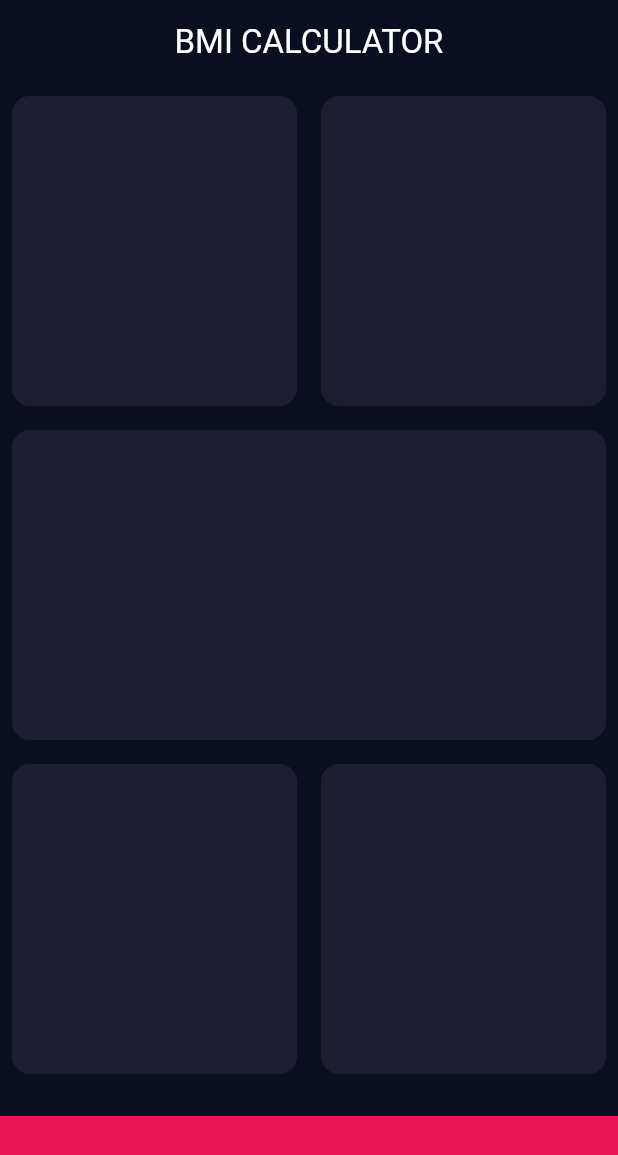
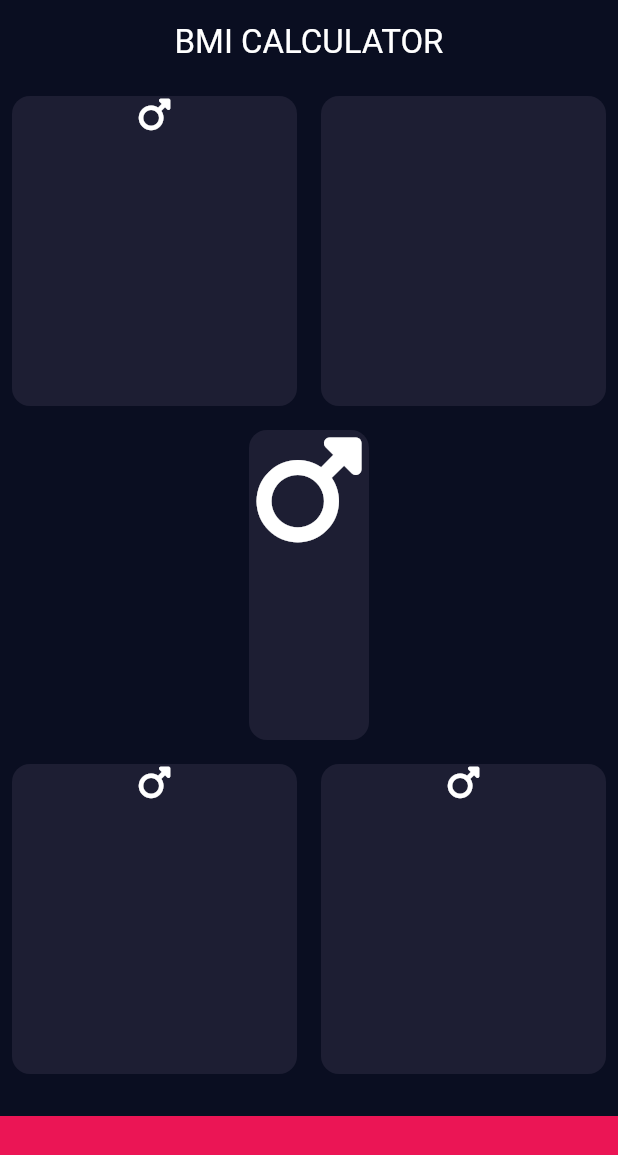
Before and after one commit to sergeyruppel/bmi_calculator_app, a Flutter app: the screen it shows after launch, on a phone screen of 412 x 824 dp. Shown: the top 1155 px of the screen. Run offline on Flutter 3.47's test engine with Material 3 defaults, Android fonts, the phone set to English and light mode, and no system bars; our stand-ins replace font_awesome_flutter.

Commit message:
Card widget customize

```diff
--- a/lib/input_page.dart
+++ b/lib/input_page.dart
@@ -1,4 +1,5 @@
 import 'package:flutter/material.dart';
+import 'package:font_awesome_flutter/font_awesome_flutter.dart';
 
 const Color cardColor = Color(0xFF1D1E33);
 
@@ -22,25 +23,56 @@ class InputPageState extends State<InputPage> {
             child: Row(
               children: [
                 Expanded(
-                  child: Card(color: cardColor),
+                  child: Card(
+                    color: cardColor,
+                    cardChild: Column(
+                      children: [
+                        Icon(FontAwesomeIcons.mars),
+                      ],
+                    ),
+                  ),
                 ),
                 Expanded(
-                  child: Card(color: Color(0xFF1D1E33)),
+                  child: Card(
+                    color: cardColor,
+                    cardChild: Column(),
+                  ),
                 )
               ],
             ),
           ),
           Expanded(
-            child: Card(color: Color(0xFF1D1E33)),
+            child: Card(
+              color: cardColor,
+              cardChild: Column(
+                children: [
+                  Icon(FontAwesomeIcons.mars, size: 80.0),
+                ],
+              ),
+            ),
           ),
           Expanded(
             child: Row(
               children: [
                 Expanded(
-                  child: Card(color: Color(0xFF1D1E33)),
+                  child: Card(
+                    color: cardColor,
+                    cardChild: Column(
+                      children: [
+                        Icon(FontAwesomeIcons.mars),
+                      ],
+                    ),
+                  ),
                 ),
                 Expanded(
-                  child: Card(color: Color(0xFF1D1E33)),
+                  child: Card(
+                    color: cardColor,
+                    cardChild: Column(
+                      children: [
+                        Icon(FontAwesomeIcons.mars),
+                      ],
+                    ),
+                  ),
                 )
               ],
             ),
@@ -59,8 +91,9 @@ class InputPageState extends State<InputPage> {
 
 class Card extends StatelessWidget {
   final Color color;
+  final Widget cardChild;
 
-  Card({required this.color});
+  Card({required this.color, required this.cardChild});
 
   @override
   Widget build(BuildContext context) {
@@ -70,6 +103,7 @@ class Card extends StatelessWidget {
         color: color,
         borderRadius: BorderRadius.circular(12.0),
       ),
+      child: cardChild,
     );
   }
 }
--- a/pubspec.yaml
+++ b/pubspec.yaml
@@ -9,6 +9,7 @@ environment:
 dependencies:
   flutter:
     sdk: flutter
+  font_awesome_flutter: ^10.7.0
 
 dev_dependencies:
   flutter_test:
```
Also changed, not shown: pubspec.lock.
